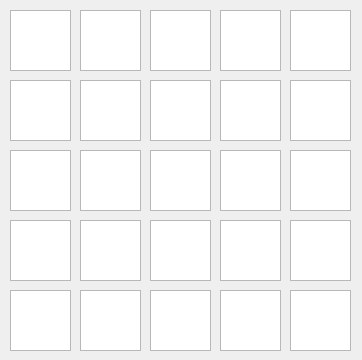
bouteloup/QuixoGame, file mainwindow.ui: the form before one commit.
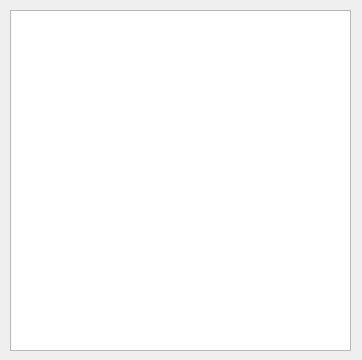
The form after the commit.

```diff
--- a/mainwindow.ui
+++ b/mainwindow.ui
@@ -19,248 +19,8 @@
      <rect>
       <x>10</x>
       <y>10</y>
-      <width>61</width>
-      <height>61</height>
-     </rect>
-    </property>
-   </widget>
-   <widget class="QGraphicsView" name="b_1_2">
-    <property name="geometry">
-     <rect>
-      <x>80</x>
-      <y>10</y>
-      <width>61</width>
-      <height>61</height>
-     </rect>
-    </property>
-   </widget>
-   <widget class="QGraphicsView" name="b_1_3">
-    <property name="geometry">
-     <rect>
-      <x>150</x>
-      <y>10</y>
-      <width>61</width>
-      <height>61</height>
-     </rect>
-    </property>
-   </widget>
-   <widget class="QGraphicsView" name="b_1_4">
-    <property name="geometry">
-     <rect>
-      <x>220</x>
-      <y>10</y>
-      <width>61</width>
-      <height>61</height>
-     </rect>
-    </property>
-   </widget>
-   <widget class="QGraphicsView" name="b_1_5">
-    <property name="geometry">
-     <rect>
-      <x>290</x>
-      <y>10</y>
-      <width>61</width>
-      <height>61</height>
-     </rect>
-    </property>
-   </widget>
-   <widget class="QGraphicsView" name="b_2_5">
-    <property name="geometry">
-     <rect>
-      <x>290</x>
-      <y>80</y>
-      <width>61</width>
-      <height>61</height>
-     </rect>
-    </property>
-   </widget>
-   <widget class="QGraphicsView" name="b_3_3">
-    <property name="geometry">
-     <rect>
-      <x>150</x>
-      <y>150</y>
-      <width>61</width>
-      <height>61</height>
-     </rect>
-    </property>
-   </widget>
-   <widget class="QGraphicsView" name="b_3_5">
-    <property name="geometry">
-     <rect>
-      <x>290</x>
-      <y>150</y>
-      <width>61</width>
-      <height>61</height>
-     </rect>
-    </property>
-   </widget>
-   <widget class="QGraphicsView" name="b_3_1">
-    <property name="geometry">
-     <rect>
-      <x>10</x>
-      <y>150</y>
-      <width>61</width>
-      <height>61</height>
-     </rect>
-    </property>
-   </widget>
-   <widget class="QGraphicsView" name="b_3_4">
-    <property name="geometry">
-     <rect>
-      <x>220</x>
-      <y>150</y>
-      <width>61</width>
-      <height>61</height>
-     </rect>
-    </property>
-   </widget>
-   <widget class="QGraphicsView" name="b_3_2">
-    <property name="geometry">
-     <rect>
-      <x>80</x>
-      <y>150</y>
-      <width>61</width>
-      <height>61</height>
-     </rect>
-    </property>
-   </widget>
-   <widget class="QGraphicsView" name="b_4_3">
-    <property name="geometry">
-     <rect>
-      <x>150</x>
-      <y>220</y>
-      <width>61</width>
-      <height>61</height>
-     </rect>
-    </property>
-   </widget>
-   <widget class="QGraphicsView" name="b_4_5">
-    <property name="geometry">
-     <rect>
-      <x>290</x>
-      <y>220</y>
-      <width>61</width>
-      <height>61</height>
-     </rect>
-    </property>
-   </widget>
-   <widget class="QGraphicsView" name="b_4_1">
-    <property name="geometry">
-     <rect>
-      <x>10</x>
-      <y>220</y>
-      <width>61</width>
-      <height>61</height>
-     </rect>
-    </property>
-   </widget>
-   <widget class="QGraphicsView" name="b_4_4">
-    <property name="geometry">
-     <rect>
-      <x>220</x>
-      <y>220</y>
-      <width>61</width>
-      <height>61</height>
-     </rect>
-    </property>
-   </widget>
-   <widget class="QGraphicsView" name="b_4_2">
-    <property name="geometry">
-     <rect>
-      <x>80</x>
-      <y>220</y>
-      <width>61</width>
-      <height>61</height>
-     </rect>
-    </property>
-   </widget>
-   <widget class="QGraphicsView" name="b_2_3">
-    <property name="geometry">
-     <rect>
-      <x>150</x>
-      <y>80</y>
-      <width>61</width>
-      <height>61</height>
-     </rect>
-    </property>
-   </widget>
-   <widget class="QGraphicsView" name="b_2_4">
-    <property name="geometry">
-     <rect>
-      <x>220</x>
-      <y>80</y>
-      <width>61</width>
-      <height>61</height>
-     </rect>
-    </property>
-   </widget>
-   <widget class="QGraphicsView" name="b_2_2">
-    <property name="geometry">
-     <rect>
-      <x>80</x>
-      <y>80</y>
-      <width>61</width>
-      <height>61</height>
-     </rect>
-    </property>
-   </widget>
-   <widget class="QGraphicsView" name="b_2_1">
-    <property name="geometry">
-     <rect>
-      <x>10</x>
-      <y>80</y>
-      <width>61</width>
-      <height>61</height>
-     </rect>
-    </property>
-   </widget>
-   <widget class="QGraphicsView" name="b_5_2">
-    <property name="geometry">
-     <rect>
-      <x>80</x>
-      <y>290</y>
-      <width>61</width>
-      <height>61</height>
-     </rect>
-    </property>
-   </widget>
-   <widget class="QGraphicsView" name="b_5_4">
-    <property name="geometry">
-     <rect>
-      <x>220</x>
-      <y>290</y>
-      <width>61</width>
-      <height>61</height>
-     </rect>
-    </property>
-   </widget>
-   <widget class="QGraphicsView" name="b_5_5">
-    <property name="geometry">
-     <rect>
-      <x>290</x>
-      <y>290</y>
-      <width>61</width>
-      <height>61</height>
-     </rect>
-    </property>
-   </widget>
-   <widget class="QGraphicsView" name="b_1_6">
-    <property name="geometry">
-     <rect>
-      <x>10</x>
-      <y>290</y>
-      <width>61</width>
-      <height>61</height>
-     </rect>
-    </property>
-   </widget>
-   <widget class="QGraphicsView" name="b_5_3">
-    <property name="geometry">
-     <rect>
-      <x>150</x>
-      <y>290</y>
-      <width>61</width>
-      <height>61</height>
+      <width>341</width>
+      <height>341</height>
      </rect>
     </property>
    </widget>
```
Left out of the diff: 2 changed lines with no effect on the pictures.
